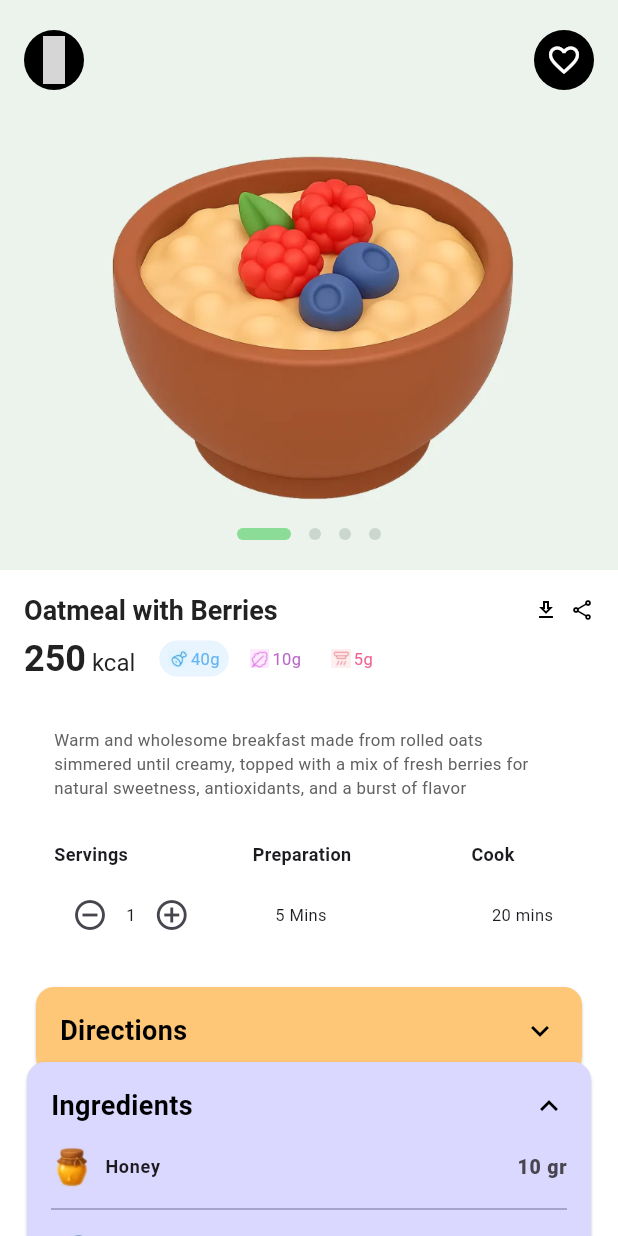
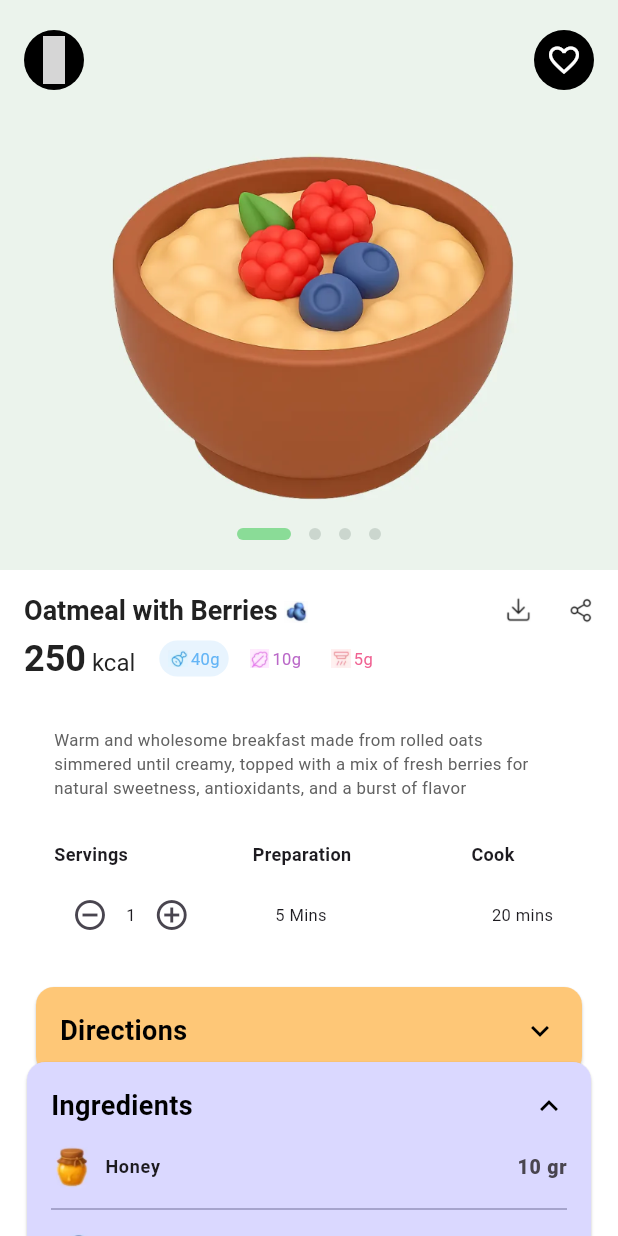
Before and after one commit to mukilan1/Ui_Yuvilabs, a Flutter app: the MealDetailPage screen opened by its route, on a phone screen of 412 x 824 dp. Run offline on Flutter 3.47's test engine with Material 3 defaults, Android fonts, the phone set to English and light mode, and no system bars; our stand-ins replace flutter_material_design_icons; grey boxes are pictures that could not be loaded.

Commit message:
Replace icons and emoji with custom asset images
Replaced the berry emoji and Material icons in meal_detail.dart with custom asset images for a more consistent UI. Added Sparkel.png to assets.

```diff
--- a/health_diet_app/lib/screens/meal_detail.dart
+++ b/health_diet_app/lib/screens/meal_detail.dart
@@ -169,9 +169,9 @@ class _MealDetailPageState extends State<MealDetailPage> {
                   children: [
                     Expanded(
                       child: RichText(
-                        text: const TextSpan(
+                        text: TextSpan(
                           children: [
-                            TextSpan(
+                            const TextSpan(
                               text: 'Oatmeal with Berries ',
                               style: TextStyle(
                                 fontSize: 18,
@@ -180,30 +180,20 @@ class _MealDetailPageState extends State<MealDetailPage> {
                                 fontFamily: 'Roboto',
                               ),
                             ),
-                            TextSpan(
-                              text: '🫐',
-                              style: TextStyle(
-                                fontSize: 12,
-                                fontWeight: FontWeight.bold,
-                                color: Colors.white,
-                                fontFamily: 'Roboto',
+                            WidgetSpan(
+                              child: Image.asset(
+                                'assets/Berries_1.png',
+                                width: 16,
+                                height: 16,
                               ),
                             ),
                           ],
                         ),
                       ),
                     ),
-                    const Icon(
-                      Icons.download_outlined,
-                      color: Colors.black,
-                      size: 16,
-                    ),
-                    const SizedBox(width: 8),
-                    const Icon(
-                      Icons.share_outlined,
-                      color: Colors.black,
-                      size: 16,
-                    ),
+                    Image.asset('assets/Download.png', width: 17, height: 17),
+                    const SizedBox(width: 25),
+                    Image.asset('assets/Share.png', width: 17, height: 17),
                   ],
                 ),
                 const SizedBox(height: AppConstants.spacingSmall),
```
Also changed, not shown: health_diet_app/assets/Sparkel.png (added).
